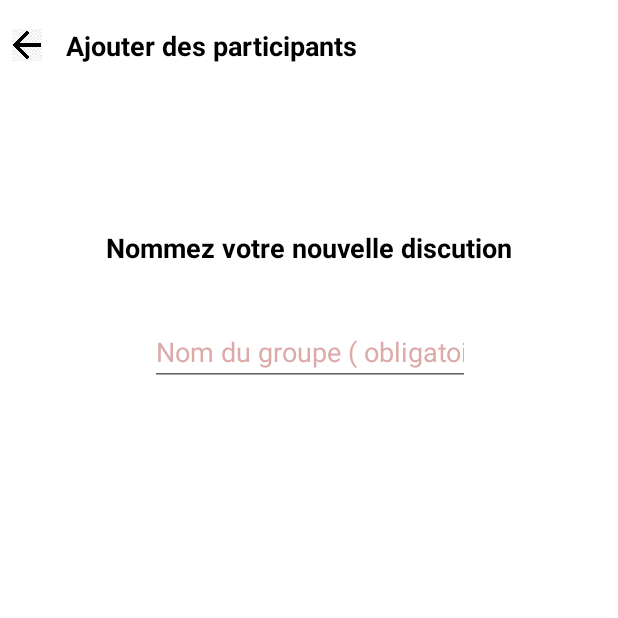
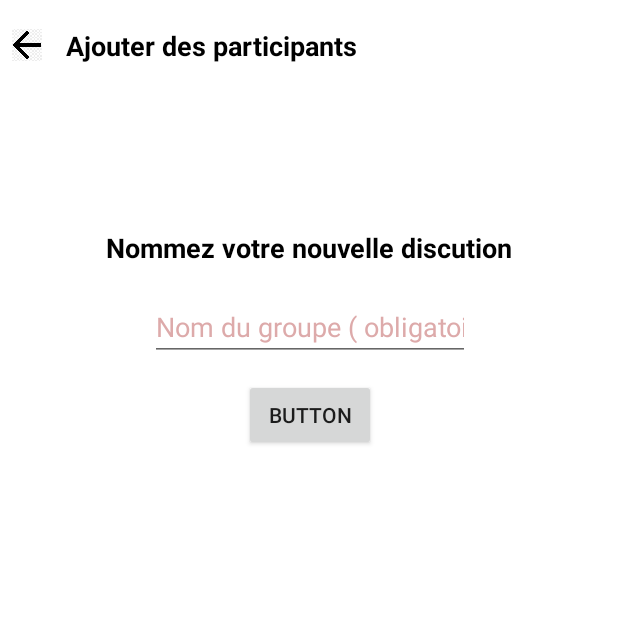
Before and after one commit to victorme357/AndroidEsirApp, an Android app: the NewGroupActivity screen opened directly, with no data from a screen before it, on a phone screen of 412 x 824 dp, the top half of it. Run offline under Robolectric (Android 15) with nearby library versions, the phone set to English and light mode, and no system bars; our stand-ins replace Firebase (no records; nobody signed in at launch, a user with empty details on screens opened directly), Picasso; libraries missing offline, so code that uses them is left out: com.xwray.groupie; 3 statements that could not run were skipped.

Commit message:
group advancment

```diff
--- a/app/src/main/java/fr/vico/esirchatandroid/groups/NewGroupActivity.kt
+++ b/app/src/main/java/fr/vico/esirchatandroid/groups/NewGroupActivity.kt
@@ -21,9 +21,11 @@ import fr.vico.esirchatandroid.messages.NewMessageActivity
 import fr.vico.esirchatandroid.models.Group
 import fr.vico.esirchatandroid.models.User
 import kotlinx.android.synthetic.main.activity_new_group.*
+import kotlinx.android.synthetic.main.user_row_new_group.*
 import kotlinx.android.synthetic.main.user_row_new_group.view.*
 import kotlinx.android.synthetic.main.user_row_new_message.view.*
 
+val listusergroup = mutableListOf<User>()
 class NewGroupActivity : AppCompatActivity() {
     override fun onCreate(savedInstanceState: Bundle?) {
         super.onCreate(savedInstanceState)
@@ -32,8 +34,12 @@ class NewGroupActivity : AppCompatActivity() {
         menuNewGroupActivity()
         fetchUser()
 
+        create_group_btn.setOnClickListener {
+            CreateaNewGroup()
+        }
     }
-    val listusergroup = mutableListOf<User>()
+
+    val uid = FirebaseAuth.getInstance().uid
 
     private fun fetchUser(){
             val ref = FirebaseDatabase.getInstance().getReference("/users")
@@ -58,6 +64,7 @@ class NewGroupActivity : AppCompatActivity() {
 
                         val userItem = item as User
                         listusergroup.add(userItem)
+
                     }
                     recyclerview_new_group.adapter = adapter
     }
@@ -69,10 +76,22 @@ class NewGroupActivity : AppCompatActivity() {
         override fun bind(viewHolder: ViewHolder, position: Int) {
             viewHolder.itemView.username_textview_new_group.text = user.username
             Picasso.get().load(user.profileImage).into(viewHolder.itemView.username_imageview_new_group)
+
+            viewHolder.itemView.add_user_group_btn.setOnClickListener {
+                listusergroup.add(user)
+            }
         }
         override fun getLayout(): Int {
             return R.layout.user_row_new_group
         }
+    }
+
+    private fun CreateaNewGroup(){
+        val ref = FirebaseDatabase.getInstance().getReference("/groups").push()
+        val text =  edit_text_choose_group_name.text.toString()
+        val group = Group( ref.key!!, text , uid!!, listusergroup)
+        ref.setValue(group)
+
     }
 
     private fun menuNewGroupActivity(){
--- a/app/src/main/java/fr/vico/esirchatandroid/messages/LatestMessagesActivity.kt
+++ b/app/src/main/java/fr/vico/esirchatandroid/messages/LatestMessagesActivity.kt
@@ -105,11 +105,7 @@ class LatestMessagesActivity : AppCompatActivity() {
         ref.addChildEventListener(object : ChildEventListener{
 
             override fun onChildAdded(snapshot: DataSnapshot, previousChildName: String?) {
-
                 val chatMessage = snapshot.getValue(ChatMessage::class.java) ?:return
-                adapter.add(LatestMessageRow(chatMessage))
-                adapter.add(LatestMessageRow(chatMessage))
-                adapter.add(LatestMessageRow(chatMessage))
                 latestmessagesMap[snapshot.key!!] = chatMessage
                 refreshRecyclerViewMessages()
             }
--- a/app/src/main/java/fr/vico/esirchatandroid/models/Group.kt
+++ b/app/src/main/java/fr/vico/esirchatandroid/models/Group.kt
@@ -4,6 +4,6 @@ import android.os.Parcelable
 import kotlinx.android.parcel.Parcelize
 
 @Parcelize
-class Group(val uid: String , val groupname: String , val GroupImage : String, var creator: String, val users: List<User> ) : Parcelable {
-    constructor() : this("","","","", listOf())
+class Group(val uid: String , val groupname: String, var creator: String, val users: List<User> ) : Parcelable {
+    constructor() : this("","","", listOf())
 }
--- a/app/src/main/res/layout/activity_new_group.xml
+++ b/app/src/main/res/layout/activity_new_group.xml
@@ -92,7 +92,17 @@
             app:layout_constraintEnd_toEndOf="parent"
             app:layout_constraintStart_toStartOf="parent"
             app:layout_constraintTop_toBottomOf="@+id/textView3"
-            app:layout_constraintVertical_bias="0.329" />
+            app:layout_constraintVertical_bias="0.12" />
+
+        <Button
+            android:id="@+id/create_group_btn"
+            android:layout_width="wrap_content"
+            android:layout_height="wrap_content"
+            android:text="Button"
+            app:layout_constraintBottom_toBottomOf="parent"
+            app:layout_constraintEnd_toEndOf="parent"
+            app:layout_constraintStart_toStartOf="parent"
+            app:layout_constraintTop_toBottomOf="@+id/edit_text_choose_group_name" />
 
     </androidx.constraintlayout.widget.ConstraintLayout>
 </androidx.constraintlayout.widget.ConstraintLayout>
```
Also changed, not shown: app/src/main/java/fr/vico/esirchatandroid/groups/LatestGroups.kt (+56 -0 lines), app/src/main/java/fr/vico/esirchatandroid/views/LatestGroupRow.kt (added, +23 -0 lines), app/src/main/res/layout/activity_latest_groups.xml (+25 -0 lines), app/src/main/res/layout/latest_group_row.xml (added, +20 -0 lines).
